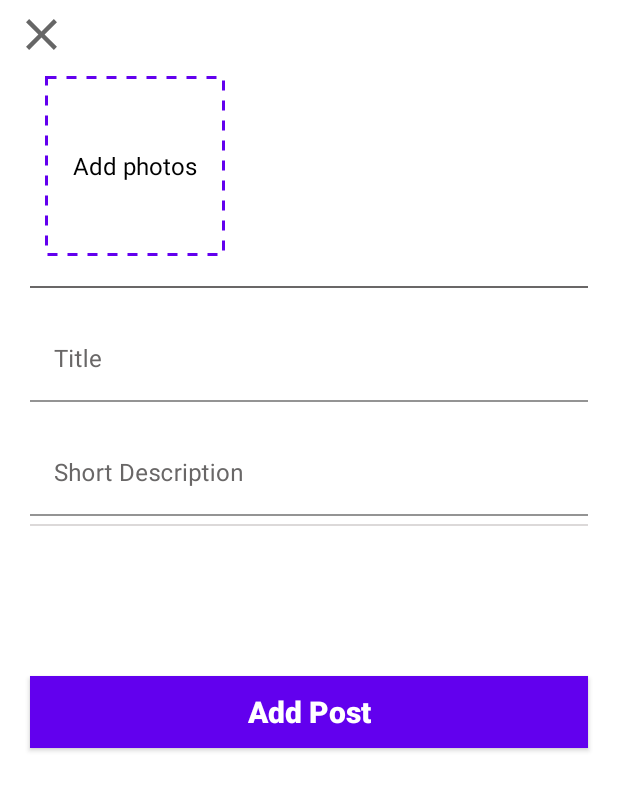
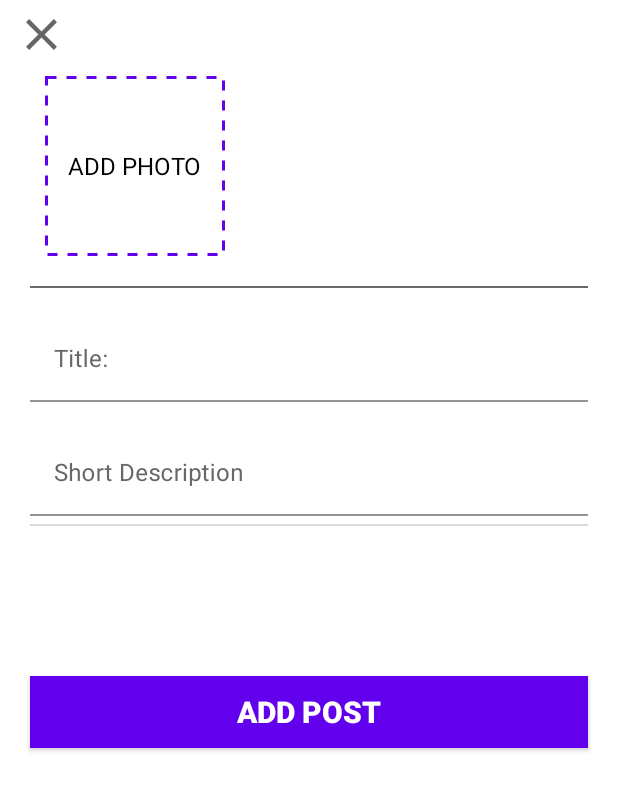
Before and after one commit to dado0802/BicoccaJobs, an Android app: the CreatePostActivity screen opened directly, with no data from a screen before it, on a phone screen of 412 x 824 dp. Shown: the top 791 px of the screen. Run offline under Robolectric (Android 15) with nearby library versions, the phone set to English and light mode, and no system bars; our stand-ins replace Firebase (no records; nobody signed in at launch, a user with empty details on screens opened directly).

Commit message:
Progetto 1.12 (Traduzione)

```diff
--- a/app/src/main/res/layout/activity_auth.xml
+++ b/app/src/main/res/layout/activity_auth.xml
@@ -57,7 +57,7 @@
             android:layout_height="wrap_content"
             android:layout_alignParentEnd="true"
             android:layout_centerVertical="true"
-            android:text="SIGN UP"
+            android:text="@string/sign_up"
             android:textColor="#000"
             android:textSize="24sp"
             android:textStyle="bold" />
@@ -136,7 +136,7 @@
                     android:drawablePadding="6dp"
                     android:textColor="#000"
                     android:background="#fff"
-                    android:hint="Confirm Password"
+                    android:hint="@string/confirm_password"
                     android:inputType="textPassword" />
             </com.google.android.material.textfield.TextInputLayout>
         </LinearLayout>
@@ -147,7 +147,7 @@
         android:layout_width="180dp"
         android:layout_height="wrap_content"
         android:background="@drawable/login_btn_bg"
-        android:text="Sign Up"
+        android:text="@string/sign_up"
         android:textColor="@android:color/white"
         android:textSize="18sp"
         android:textStyle="bold"
--- a/app/src/main/res/layout/activity_create_post.xml
+++ b/app/src/main/res/layout/activity_create_post.xml
@@ -47,7 +47,7 @@
                         android:layout_width="wrap_content"
                         android:layout_height="wrap_content"
                         android:layout_centerInParent="true"
-                        android:text="Add photos"
+                        android:text="@string/add_photo"
                         android:textColor="#000"
                         android:textSize="16sp" />
 
@@ -133,7 +133,7 @@
                         android:layout_height="wrap_content"
                         android:paddingLeft="5dp"
                         android:background="#fff"
-                        android:hint="Title"
+                        android:hint="@string/title"
                         android:textColor="#000" />
 
                 </com.google.android.material.textfield.TextInputLayout>
@@ -156,7 +156,7 @@
                         android:layout_height="wrap_content"
                         android:paddingLeft="5dp"
                         android:background="#fff"
-                        android:hint="Short Description"
+                        android:hint="@string/short_description"
                         android:textColor="#000" />
 
                 </com.google.android.material.textfield.TextInputLayout>
@@ -180,7 +180,7 @@
                     android:layout_marginTop="100dp"
                     android:layout_marginRight="20dp"
                     android:background="@color/purple_500"
-                    android:text="Add Post"
+                    android:text="@string/add_post"
                     android:textAllCaps="false"
                     android:textColor="#fff"
                     android:textSize="20sp"
--- a/app/src/main/res/values/strings.xml
+++ b/app/src/main/res/values/strings.xml
@@ -53,6 +53,11 @@
     <string name="email_not_verify_2">Email not Verified</string>
 
     <string name="sign_in">SIGN IN</string>
+    <string name="sign_up">SIGN UP</string>
+    <string name="confirm_password">Confirm Password</string>
+    <string name="add_photo">ADD PHOTO</string>
+    <string name="short_description">Short Description</string>
+    <string name="add_post">ADD POST</string>
 
 
 </resources>
```
Also changed, not shown: 1 other file.
